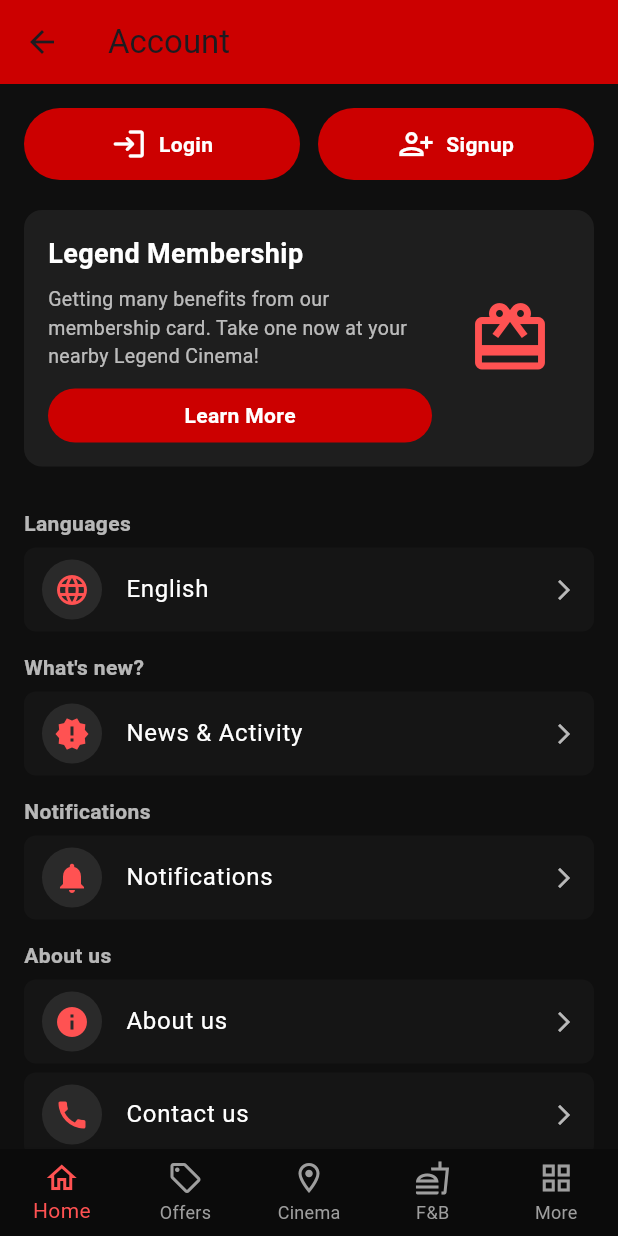
After one commit to SenglayPann/legend-cinema, a Flutter app: the AccountScreen screen opened directly, on a phone screen of 412 x 824 dp. The commit adds this screen. Run offline on Flutter 3.47's test engine with Material 3 defaults, Android fonts, the phone set to English and light mode, and no system bars; our stand-ins replace cloud_firestore, firebase_auth, firebase_core, pinput, shared_preferences; accounts and stored records are empty.

Commit message:
More Screen UI

```diff
--- a/lib/main.dart
+++ b/lib/main.dart
@@ -6,6 +6,7 @@ import 'package:firebase_core/firebase_core.dart';
 import 'firebase_options.dart'; // generated by FlutterFire CLI
 import 'package:provider/provider.dart';
 import './presentation/state/cart_state.dart';
+
 
 void main() async {
   WidgetsFlutterBinding.ensureInitialized();
--- /dev/null
+++ b/lib/presentation/screens/more/account_screen.dart
@@ -0,0 +1,201 @@
+import 'package:flutter/material.dart';
+
+class AccountScreen extends StatelessWidget {
+  const AccountScreen({super.key});
+
+  @override
+  Widget build(BuildContext context) {
+    return Scaffold(
+      backgroundColor: const Color(0xFF0F0F0F),
+      appBar: AppBar(
+        backgroundColor: const Color(0xFFCC0000),
+        elevation: 0,
+        title: const Text("Account"),
+      ),
+      bottomNavigationBar: _buildBottomNav(),
+      body: SafeArea(
+        child: SingleChildScrollView(
+          padding: const EdgeInsets.all(16),
+          child: Column(
+            crossAxisAlignment: CrossAxisAlignment.start,
+            children: [
+              // Login + Signup
+              Row(
+                children: [
+                  Expanded(
+                    child: _roundedButton(
+                      title: "Login",
+                      icon: Icons.login_rounded,
+                      onTap: () => Navigator.pushNamed(context, '/login'),
+                    ),
+                  ),
+                  const SizedBox(width: 12),
+                  Expanded(
+                    child: _roundedButton(
+                      title: "Signup",
+                      icon: Icons.person_add_alt_1_outlined,
+                      onTap: () => Navigator.pushNamed(context, '/signUp'),
+                    ),
+                  ),
+                ],
+              ),
+
+              const SizedBox(height: 20),
+
+              // Membership Card
+              Container(
+                decoration: BoxDecoration(
+                  color: const Color(0xFF1E1E1E),
+                  borderRadius: BorderRadius.circular(12),
+                ),
+                padding: const EdgeInsets.all(16),
+                child: Row(
+                  children: [
+                    Expanded(
+                      child: Column(
+                        crossAxisAlignment: CrossAxisAlignment.start,
+                        children: const [
+                          Text(
+                            "Legend Membership",
+                            style: TextStyle(
+                              color: Colors.white,
+                              fontWeight: FontWeight.bold,
+                              fontSize: 18,
+                            ),
+                          ),
+                          SizedBox(height: 8),
+                          Text(
+                            "Getting many benefits from our membership card. Take one now at your nearby Legend Cinema!",
+                            style: TextStyle(color: Colors.white70, fontSize: 13),
+                          ),
+                          SizedBox(height: 12),
+                          // Learn more button
+                          _LearnMoreButton(),
+                        ],
+                      ),
+                    ),
+                    const SizedBox(width: 12),
+                    Container(
+                      width: 80,
+                      height: 80,
+                      alignment: Alignment.center,
+                      child: Icon(Icons.card_giftcard, color: Colors.redAccent, size: 56),
+                    )
+                  ],
+                ),
+              ),
+
+              const SizedBox(height: 20),
+
+              // Sections
+              _sectionTitle("Languages"),
+              _menuTile(context, title: "English", icon: Icons.language, route: null),
+
+              _sectionTitle("What's new?"),
+              _menuTile(context, title: "News & Activity", icon: Icons.new_releases, route: null),
+
+              _sectionTitle("Notifications"),
+              _menuTile(context, title: "Notifications", icon: Icons.notifications, route: null),
+
+              _sectionTitle("About us"),
+              _menuTile(context, title: "About us", icon: Icons.info, route: null),
+              _menuTile(context, title: "Contact us", icon: Icons.call, route: null),
+              _menuTile(context, title: "Privacy Policy", icon: Icons.privacy_tip, route: null),
+              _menuTile(context, title: "Term & Conditions", icon: Icons.article, route: null),
+
+              const SizedBox(height: 48),
+            ],
+          ),
+        ),
+      ),
+    );
+  }
+
+  Widget _sectionTitle(String title) {
+    return Padding(
+      padding: const EdgeInsets.only(top: 8.0, bottom: 6),
+      child: Text(title,
+          style: const TextStyle(
+              color: Colors.white70, fontSize: 14, fontWeight: FontWeight.bold)),
+    );
+  }
+
+  Widget _menuTile(BuildContext context,
+      {required String title, required IconData icon, String? route}) {
+    return Container(
+      margin: const EdgeInsets.only(bottom: 6),
+      decoration: BoxDecoration(
+        color: const Color(0xFF151515),
+        borderRadius: BorderRadius.circular(8),
+      ),
+      child: ListTile(
+        contentPadding: const EdgeInsets.symmetric(horizontal: 12),
+        leading: CircleAvatar(
+          backgroundColor: const Color(0xFF2A2A2A),
+          child: Icon(icon, color: Colors.redAccent),
+        ),
+        title: Text(title, style: const TextStyle(color: Colors.white)),
+        trailing: const Icon(Icons.arrow_forward_ios, color: Colors.white70, size: 16),
+        onTap: route != null ? () => Navigator.pushNamed(context, route) : null,
+      ),
+    );
+  }
+
+  static Widget _roundedButton({required String title, required IconData icon, required VoidCallback onTap}) {
+    return InkWell(
+      onTap: onTap,
+      child: Container(
+        height: 48,
+        decoration: BoxDecoration(
+          color: const Color(0xFFCC0000),
+          borderRadius: BorderRadius.circular(30),
+        ),
+        child: Center(
+          child: Row(
+            mainAxisAlignment: MainAxisAlignment.center,
+            children: [
+              Icon(icon, color: Colors.white),
+              const SizedBox(width: 8),
+              Text(title, style: const TextStyle(color: Colors.white, fontWeight: FontWeight.bold)),
+            ],
+          ),
+        ),
+      ),
+    );
+  }
+
+  static Widget _buildBottomNav() {
+    return BottomNavigationBar(
+      backgroundColor: const Color(0xFF0B0B0B),
+      selectedItemColor: Colors.redAccent,
+      unselectedItemColor: Colors.grey,
+      type: BottomNavigationBarType.fixed,
+      items: const [
+        BottomNavigationBarItem(icon: Icon(Icons.home_outlined), label: "Home"),
+        BottomNavigationBarItem(icon: Icon(Icons.local_offer_outlined), label: "Offers"),
+        BottomNavigationBarItem(icon: Icon(Icons.location_on_outlined), label: "Cinema"),
+        BottomNavigationBarItem(icon: Icon(Icons.fastfood_outlined), label: "F&B"),
+        BottomNavigationBarItem(icon: Icon(Icons.grid_view), label: "More"),
+      ],
+    );
+  }
+}
+
+class _LearnMoreButton extends StatelessWidget {
+  const _LearnMoreButton({super.key});
+
+  @override
+  Widget build(BuildContext context) {
+    return Container(
+      height: 36,
+      padding: const EdgeInsets.symmetric(horizontal: 14),
+      decoration: BoxDecoration(
+        color: const Color(0xFFCC0000),
+        borderRadius: BorderRadius.circular(20),
+      ),
+      child: const Center(
+        child: Text("Learn More", style: TextStyle(color: Colors.white, fontWeight: FontWeight.bold)),
+      ),
+    );
+  }
+}
```
Also changed, not shown: pubspec.lock.
